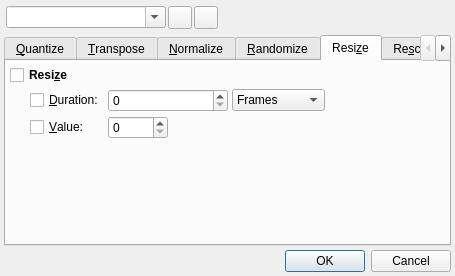
Before: the Qt Designer form src/qtractorMidiToolsForm.ui in rncbc/qtractor, drawn with Qt 5.
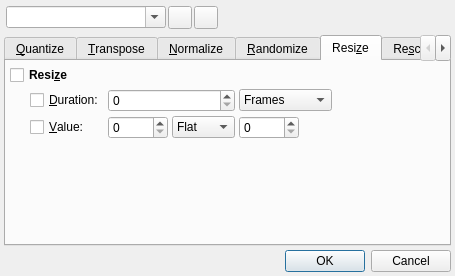
After: the same form once the commit is applied. The open tabs and pages were chosen to show the change. Icons and pictures are not drawn. Custom widgets are drawn as their Qt base class.

Commit message: - MIDI Tools/Resize value ramp mode has been added (mocking the 'resize   to range' feature request #3467894, by Daniel MacDonald aka. danboid).

Patch:
```diff
--- a/src/qtractorMidiToolsForm.ui
+++ b/src/qtractorMidiToolsForm.ui
@@ -843,7 +843,7 @@
          </property>
         </widget>
        </item>
-       <item row="1" column="4">
+	   <item row="1" column="4" colspan="2">
         <widget class="QComboBox" name="ResizeFormatComboBox">
          <property name="toolTip">
           <string>Resize duration format</string>
@@ -870,7 +870,7 @@
          </item>
         </widget>
        </item>
-       <item row="1" column="5">
+	   <item row="1" column="6">
         <spacer>
          <property name="orientation">
           <enum>Qt::Horizontal</enum>
@@ -906,7 +906,40 @@
          </property>
         </widget>
        </item>
-       <item row="2" column="3" colspan="3">
+	   <item row="2" column="3">
+		<widget class="QComboBox" name="ResizeValue2ComboBox">
+		 <property name="toolTip">
+		  <string>Resize value mode</string>
+		 </property>
+		 <item>
+		  <property name="text">
+		   <string>Flat</string>
+		  </property>
+		 </item>
+		 <item>
+		  <property name="text">
+		   <string>Ramp</string>
+		  </property>
+		 </item>
+		</widget>
+	   </item>
+	   <item row="2" column="4">
+        <widget class="QSpinBox" name="ResizeValue2SpinBox">
+         <property name="minimumSize">
+          <size>
+           <width>60</width>
+           <height>0</height>
+          </size>
+         </property>
+         <property name="toolTip">
+		  <string>Resize final value</string>
+         </property>
+         <property name="maximum">
+          <number>127</number>
+         </property>
+        </widget>
+       </item>
+	   <item row="2" column="5" colspan="2">
         <spacer>
          <property name="orientation">
           <enum>Qt::Horizontal</enum>
```
Left out of the diff: 14 changed lines with no effect on the pictures. The commit also changes 7 other files.
